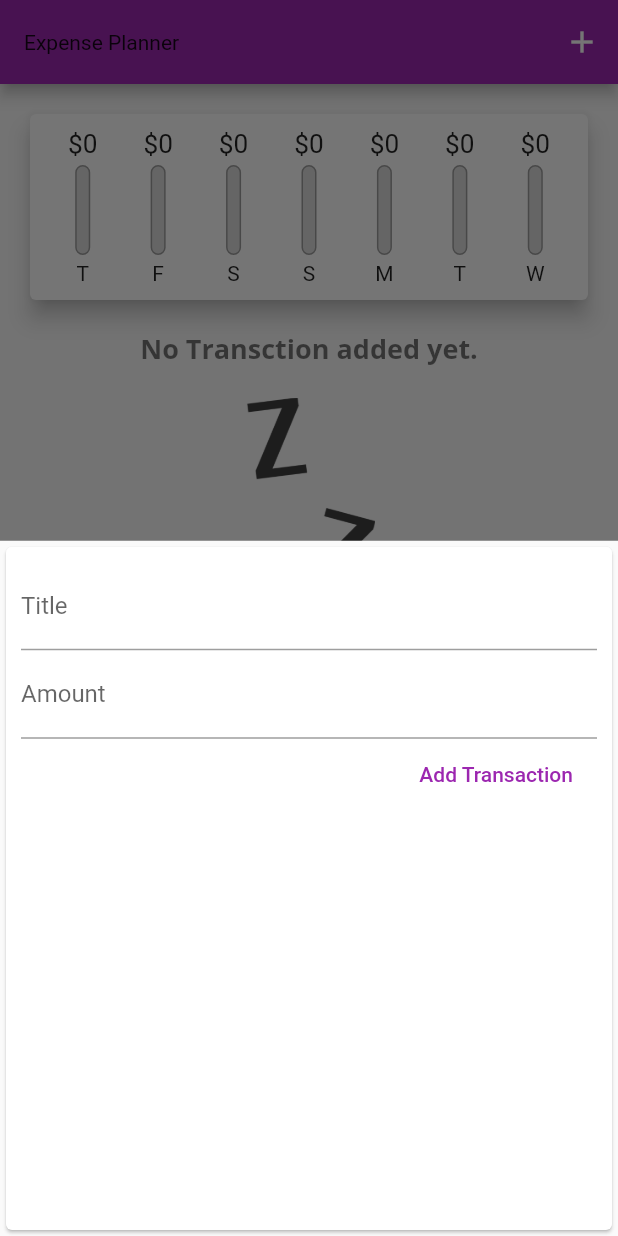
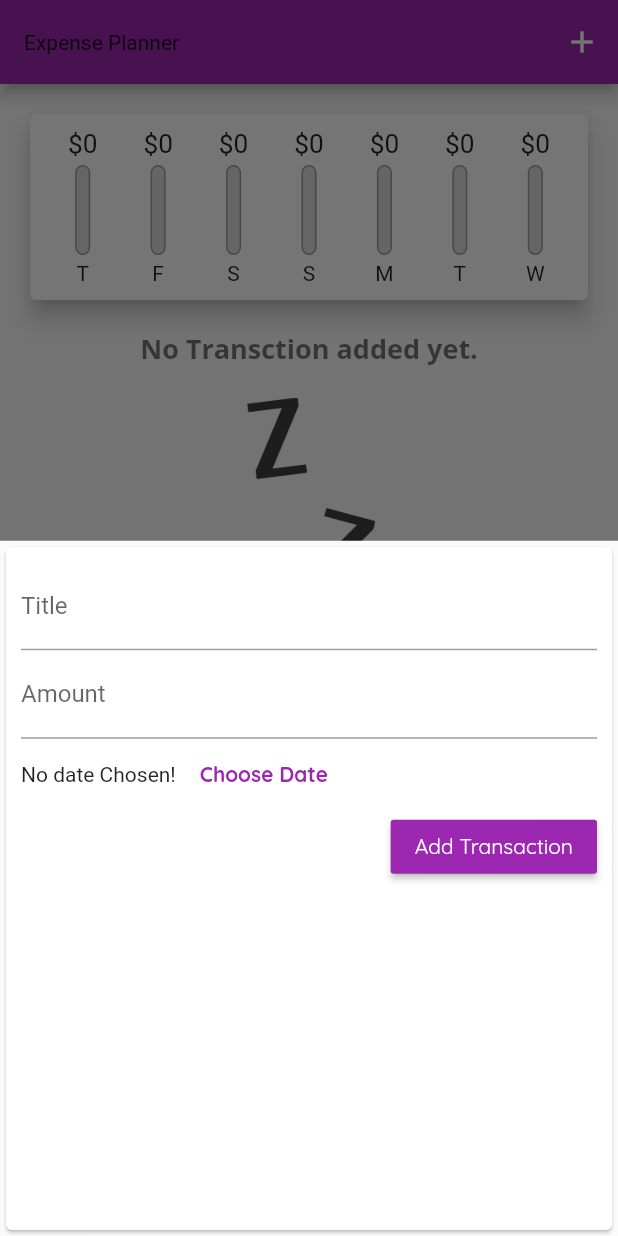
Before and after one commit to iqbalhasandev/Flutter-Expense-Planner-App, a Flutter app: the screen it shows after launch, after a tap on the "add" icon, on a phone screen of 412 x 824 dp. Run offline on Flutter 3.47's test engine with Material 2 defaults, Android fonts, the light colour scheme and no system bars.

Commit message:
Widgets & Configuring Widgets - Summary _ Overview

```diff
--- a/lib/main.dart
+++ b/lib/main.dart
@@ -19,12 +19,12 @@ class MyApp extends StatelessWidget {
         accentColor: Colors.amber,
         fontFamily: 'Quicksand',
         textTheme: ThemeData.light().textTheme.copyWith(
-              headline1: TextStyle(
-                fontFamily: 'OpenSans',
-                fontSize: 18,
-                fontWeight: FontWeight.bold,
-              ),
+            headline1: TextStyle(
+              fontFamily: 'OpenSans',
+              fontSize: 18,
+              fontWeight: FontWeight.bold,
             ),
+            button: TextStyle(color: Colors.white)),
         appBarTheme: AppBarTheme(
           textTheme: ThemeData.light().textTheme.copyWith(
                 headline1: TextStyle(
--- a/lib/widgets/new_transaction.dart
+++ b/lib/widgets/new_transaction.dart
@@ -44,10 +44,24 @@ class _NewTransctionState extends State<NewTransction> {
               keyboardType: TextInputType.number,
               onSubmitted: (_) => submitData(),
             ),
-            FlatButton(
+            Row(
+              children: [
+                Text('No date Chosen!'),
+                FlatButton(
+                  onPressed: () {},
+                  textColor: Theme.of(context).primaryColor,
+                  child: Text(
+                    'Choose Date',
+                    style: TextStyle(fontWeight: FontWeight.bold),
+                  ),
+                ),
+              ],
+            ),
+            RaisedButton(
               onPressed: submitData,
               child: Text('Add Transaction'),
-              textColor: Theme.of(context).primaryColor,
+              textColor: Colors.white,
+              color: Theme.of(context).primaryColor,
             ),
           ],
         ),
```
